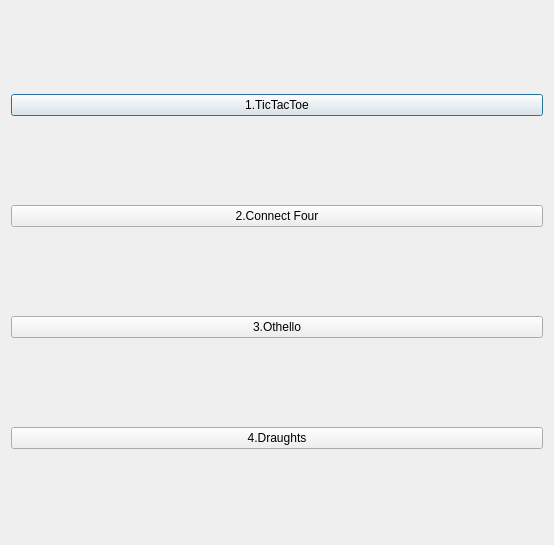
BdryBaptiste/test, file Core/MainWindow.ui: the form before one commit.
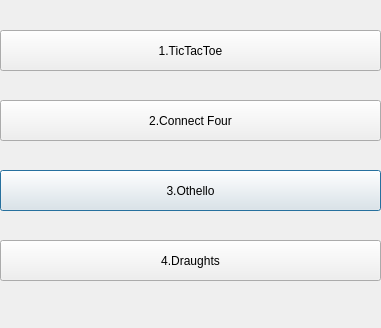
The form after the commit.

What changed in the file:
```diff
--- a/Core/MainWindow.ui
+++ b/Core/MainWindow.ui
@@ -6,43 +6,71 @@
    <rect>
     <x>0</x>
     <y>0</y>
-    <width>554</width>
-    <height>545</height>
+    <width>381</width>
+    <height>328</height>
    </rect>
   </property>
   <property name="windowTitle">
    <string>Dialog</string>
   </property>
-  <layout class="QVBoxLayout" name="verticalLayout">
-   <item>
-    <widget class="QPushButton" name="TicTacToeButton">
-     <property name="text">
-      <string>1.TicTacToe</string>
-     </property>
-    </widget>
-   </item>
-   <item>
-    <widget class="QPushButton" name="ConnectFourButton">
-     <property name="text">
-      <string>2.Connect Four</string>
-     </property>
-    </widget>
-   </item>
-   <item>
     <widget class="QPushButton" name="OthelloButton">
+   <property name="geometry">
+    <rect>
+     <x>0</x>
+     <y>170</y>
+     <width>381</width>
+     <height>41</height>
+    </rect>
+   </property>
      <property name="text">
       <string>3.Othello</string>
      </property>
     </widget>
-   </item>
-   <item>
     <widget class="QPushButton" name="DraughtsButton">
+   <property name="geometry">
+    <rect>
+     <x>0</x>
+     <y>240</y>
+     <width>381</width>
+     <height>41</height>
+    </rect>
+   </property>
      <property name="text">
       <string>4.Draughts</string>
      </property>
     </widget>
-   </item>
-  </layout>
+  <widget class="QPushButton" name="TicTacToeButton">
+   <property name="geometry">
+    <rect>
+     <x>0</x>
+     <y>30</y>
+     <width>381</width>
+     <height>41</height>
+    </rect>
+   </property>
+   <property name="text">
+    <string>1.TicTacToe</string>
+   </property>
+  </widget>
+  <widget class="QPushButton" name="ConnectFourButton">
+   <property name="geometry">
+    <rect>
+     <x>0</x>
+     <y>100</y>
+     <width>381</width>
+     <height>41</height>
+    </rect>
+   </property>
+   <property name="text">
+    <string>2.Connect Four</string>
+   </property>
+   <property name="default">
+    <bool>false</bool>
+   </property>
+   <property name="flat">
+    <bool>false</bool>
+   </property>
+  </widget>
  </widget>
  <resources/>
  <connections/>
```
Lines whose indentation alone changed are shown as unchanged.
